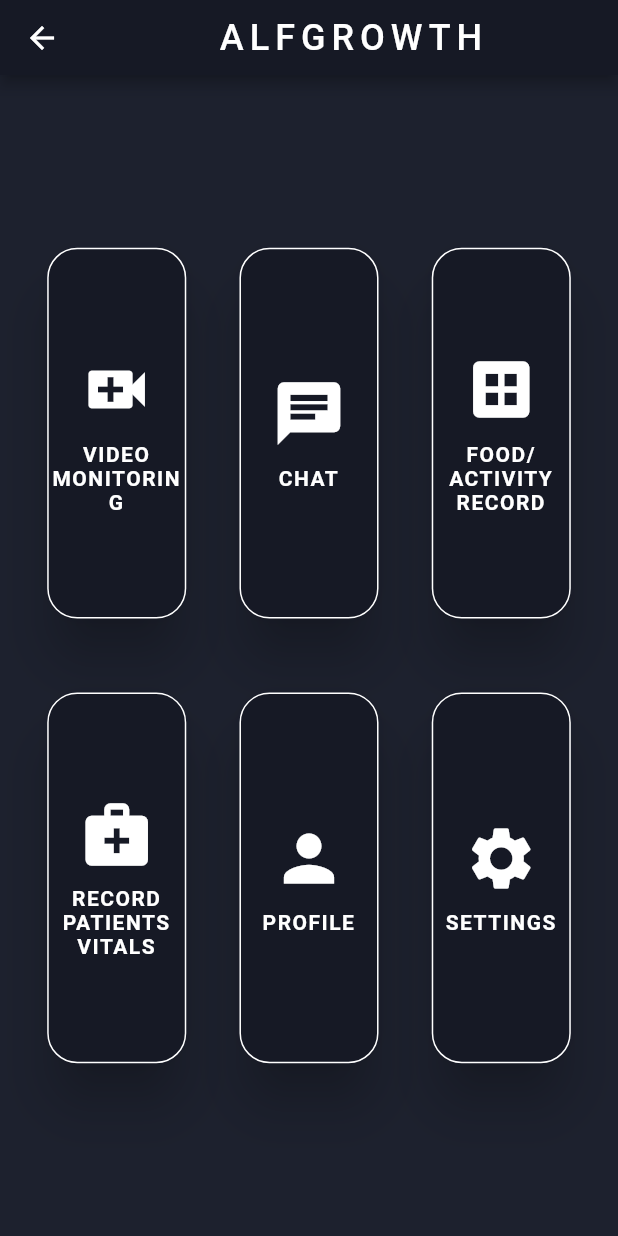
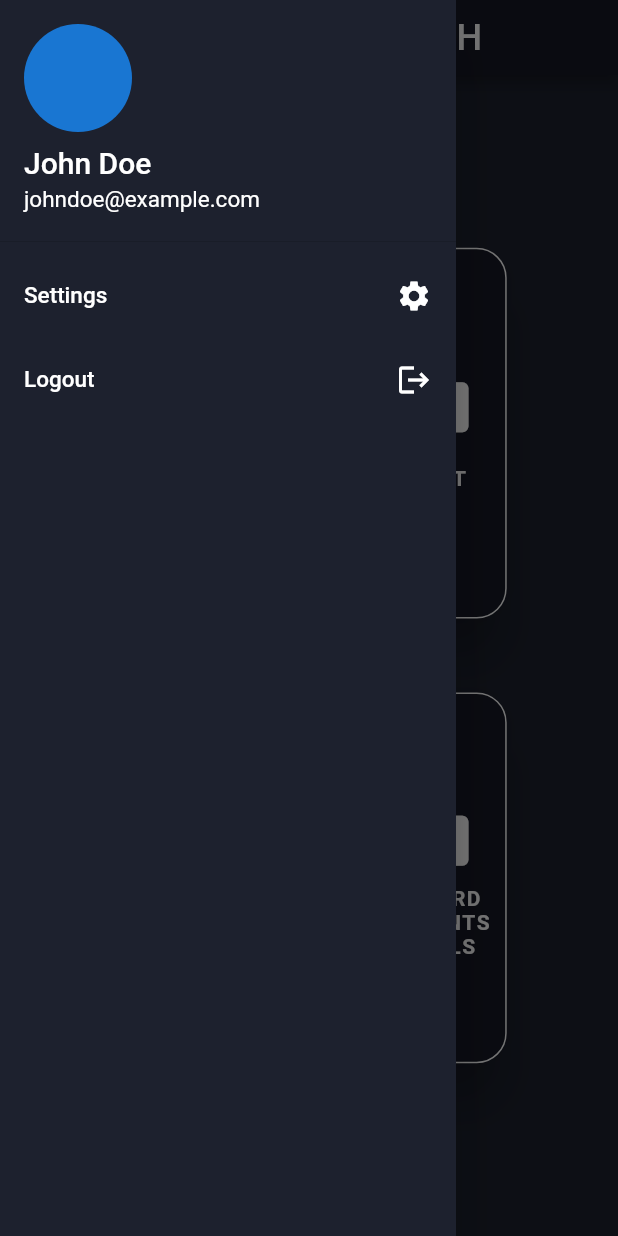
Before and after one commit to BilalRehman08/Agora-Multiple-Channels-Video-Calling, a Flutter app: the HomeView screen opened directly, with the side drawer open (before the commit the screen has no drawer), on a phone screen of 412 x 824 dp. Run offline on Flutter 3.47's test engine with Material 2 defaults, Android fonts, the phone set to English and light mode, and no system bars; our stand-ins replace cloud_firestore, firebase_auth, firebase_core, get, permission_handler; missing offline and left inert: agora_rtc_engine; accounts and stored records are empty.

Commit message:
drawer for settings & profile

```diff
--- a/lib/home/home_view.dart
+++ b/lib/home/home_view.dart
@@ -1,6 +1,7 @@
 import 'package:agora_ui_kit/activity/activity_users_view.dart';
 import 'package:agora_ui_kit/chats/recent_chat_screen.dart';
 import 'package:agora_ui_kit/widgets/custom_appbar.dart';
+import 'package:agora_ui_kit/widgets/custom_drawer.dart';
 import 'package:flutter/material.dart';
 import 'package:get/get.dart';
 
@@ -20,6 +21,7 @@ class HomeView extends StatelessWidget {
         ),
       ),
       backgroundColor: ColorsConstant.backgroundColor,
+      drawer: CustomDrawer(),
       body: Center(
         child: Column(
           mainAxisAlignment: MainAxisAlignment.center,
@@ -45,6 +47,12 @@ class HomeView extends StatelessWidget {
                   height: 0.3,
                   width: 0.225,
                 ),
+              ],
+            ),
+            SizedBox(height: Get.height * 0.05),
+            Row(
+              mainAxisAlignment: MainAxisAlignment.spaceEvenly,
+              children: [
                 buttonCard(
                   text: "FOOD/ACTIVITY\nRECORD",
                   icon: Icons.dataset,
@@ -54,29 +62,9 @@ class HomeView extends StatelessWidget {
                   height: 0.3,
                   width: 0.225,
                 ),
-              ],
-            ),
-            SizedBox(height: Get.height * 0.05),
-            Row(
-              mainAxisAlignment: MainAxisAlignment.spaceEvenly,
-              children: [
                 buttonCard(
                   icon: Icons.medical_services,
                   text: "RECORD PATIENTS\nVITALS",
-                  onPressed: () {},
-                  height: 0.3,
-                  width: 0.225,
-                ),
-                buttonCard(
-                  icon: Icons.person,
-                  text: "PROFILE",
-                  onPressed: () {},
-                  height: 0.3,
-                  width: 0.225,
-                ),
-                buttonCard(
-                  icon: Icons.settings,
-                  text: "SETTINGS",
                   onPressed: () {},
                   height: 0.3,
                   width: 0.225,
--- /dev/null
+++ b/lib/widgets/custom_drawer.dart
@@ -0,0 +1,51 @@
+import 'package:agora_ui_kit/utils/custom_colors.dart';
+import 'package:flutter/material.dart';
+
+class CustomDrawer extends StatelessWidget {
+  const CustomDrawer({super.key});
+
+  @override
+  Widget build(BuildContext context) {
+    return Drawer(
+      backgroundColor: ColorsConstant.backgroundColor,
+      child: ListView(
+        children: [
+          const UserAccountsDrawerHeader(
+            decoration: BoxDecoration(
+              color: Colors.transparent,
+            ),
+            accountName: Text(
+              'John Doe',
+              style: TextStyle(fontSize: 20),
+            ),
+            accountEmail: Text(
+              'johndoe@example.com',
+              style: TextStyle(fontSize: 15),
+            ),
+            currentAccountPicture: CircleAvatar(
+                // backgroundImage: AssetImage('assetName'),
+                ),
+          ),
+          ListTile(
+            title: const Text(
+              'Settings',
+              style: TextStyle(fontSize: 15, color: Colors.white),
+            ),
+            trailing: const Icon(Icons.settings, color: Colors.white),
+            onTap: () {
+              // Navigate to settings page
+            },
+          ),
+          ListTile(
+            title: const Text(
+              'Logout',
+              style: TextStyle(fontSize: 15, color: Colors.white),
+            ),
+            trailing: const Icon(Icons.logout, color: Colors.white),
+            onTap: () {},
+          ),
+        ],
+      ),
+    );
+  }
+}
```
